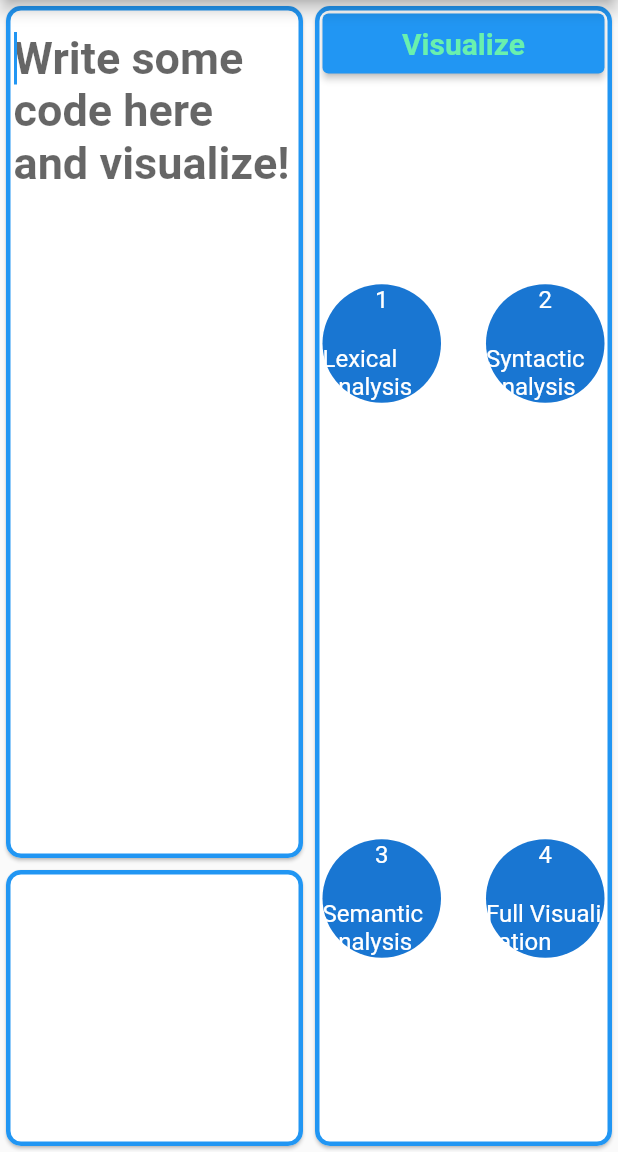
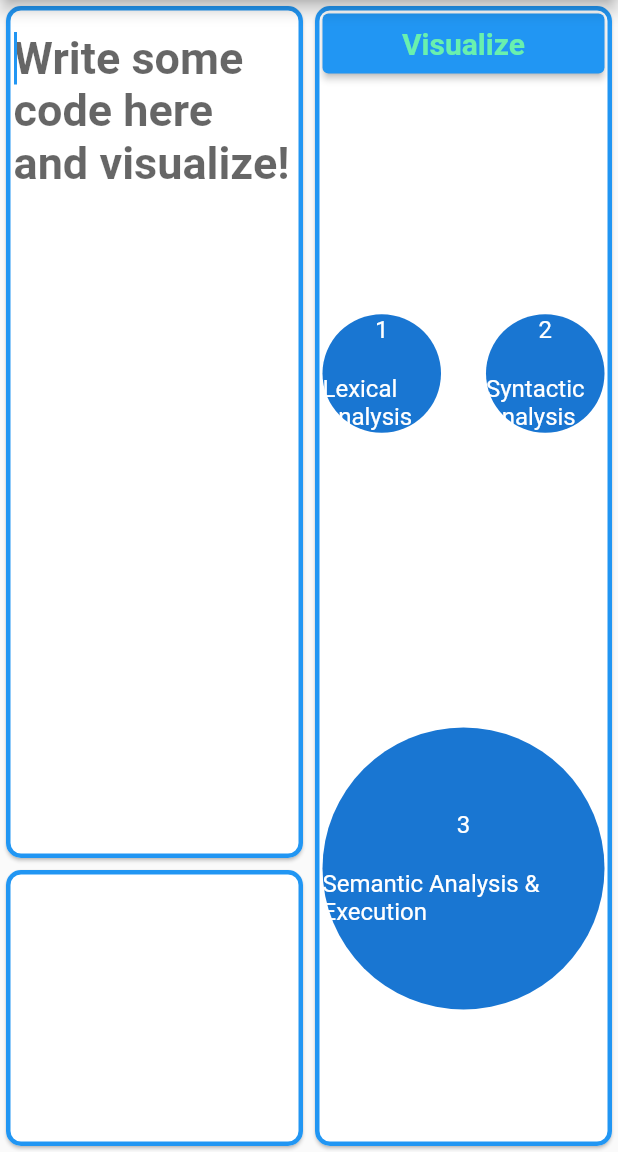
Before and after one commit to OsamaMaani/Interpreter-Visualizer, a Flutter app: the screen it shows after launch, on a phone screen of 412 x 824 dp, the part 84-1236 px from its top. Run offline on Flutter 3.47's test engine with Material 2 defaults, Android fonts, the phone set to English and light mode, and no system bars; drawn by our look-alikes of flutter_progress_hud.

Commit message:
delete full visualization circle

```diff
--- a/lib/screens/first_page.dart
+++ b/lib/screens/first_page.dart
@@ -1,4 +1,5 @@
 import 'package:flutter/material.dart';
+import 'package:flutterdesktopapp/components/resusable_circle.dart';
 import 'package:flutterdesktopapp/utils/app_data.dart';
 import 'package:provider/provider.dart';
 
@@ -6,7 +7,6 @@
 
 class PageOne extends StatelessWidget {
   const PageOne({Key key}) : super(key: key);
-
 
   @override
   Widget build(BuildContext context) {
@@ -24,15 +24,15 @@
           function2: appData.changeCircleTwoState,
         ),
         SizedBox(
-          height: 50,
+          height: 10,
         ),
-        TwoCircles(
-          headline1: "3",
-          title1: "Semantic Analysis",
-          function1: appData.changeCircleThreeState,
-          headline2: "4",
-          title2: "Full Visualization",
-          function2: appData.changeCircleFourState,
+        Padding(
+          padding: const EdgeInsets.only(bottom: 30.0),
+          child: ReusableCircle(
+            headline: "3",
+            title: "Semantic Analysis & Execution",
+            function: appData.changeCircleThreeState,
+          ),
         ),
       ],
     );
--- a/lib/screens/select_visualization_mode.dart
+++ b/lib/screens/select_visualization_mode.dart
@@ -200,7 +200,7 @@
                   ),
                 ),
                 SizedBox(
-                  height: 20.0,
+                  height: 30.0,
                 ),
                 Expanded(
                   child: getClickedPage(),
```
Also changed, not shown: 2 other files.
